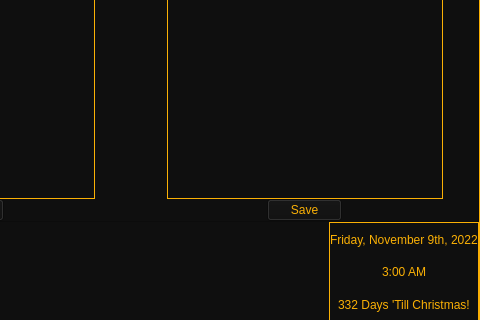
The window that Gui/Main_Gui.ui (ThatNerd404/D.E.A.T.H) describes before a commit, drawn with Qt 5; both pictures show x 320 to 800 and y 200 to 520 of the 800 by 520 pixel window.
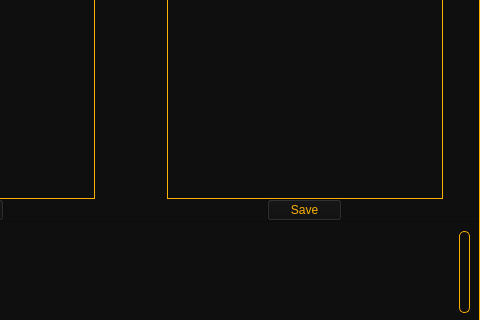
The same window after the commit. Icons and pictures are not drawn.

What changed in the file:
```diff
--- a/Gui/Main_Gui.ui
+++ b/Gui/Main_Gui.ui
@@ -1221,13 +1221,13 @@
                   <number>0</number>
                  </property>
                  <property name="topMargin">
-                  <number>0</number>
+                  <number>9</number>
                  </property>
                  <property name="rightMargin">
-                  <number>0</number>
+                  <number>9</number>
                  </property>
                  <property name="bottomMargin">
-                  <number>0</number>
+                  <number>9</number>
                  </property>
                  <item alignment="Qt::AlignRight">
                   <widget class="QFrame" name="DateTimeXmas_Labels">
@@ -1235,7 +1235,9 @@
                     <string notr="true">#DateTimeXmas_Labels
 {border-color:rgb(250,176,5);
 border-width:1px;
-border-style:solid;}</string>
+border-style:solid;
+border-radius:5px;
+padding: 1px}</string>
                    </property>
                    <property name="frameShape">
                     <enum>QFrame::NoFrame</enum>
@@ -1262,21 +1264,21 @@
                     <item>
                      <widget class="QLabel" name="Date_Label">
                       <property name="text">
-                       <string>Friday, November 9th, 2022</string>
+                       <string/>
                       </property>
                      </widget>
                     </item>
                     <item alignment="Qt::AlignHCenter">
                      <widget class="QLabel" name="Time_Label">
                       <property name="text">
-                       <string>3:00 AM</string>
+                       <string/>
                       </property>
                      </widget>
                     </item>
                     <item alignment="Qt::AlignHCenter">
                      <widget class="QLabel" name="Xmas_Countdown_Label">
                       <property name="text">
-                       <string>332 Days 'Till Christmas!</string>
+                       <string/>
                       </property>
                      </widget>
                     </item>
```
